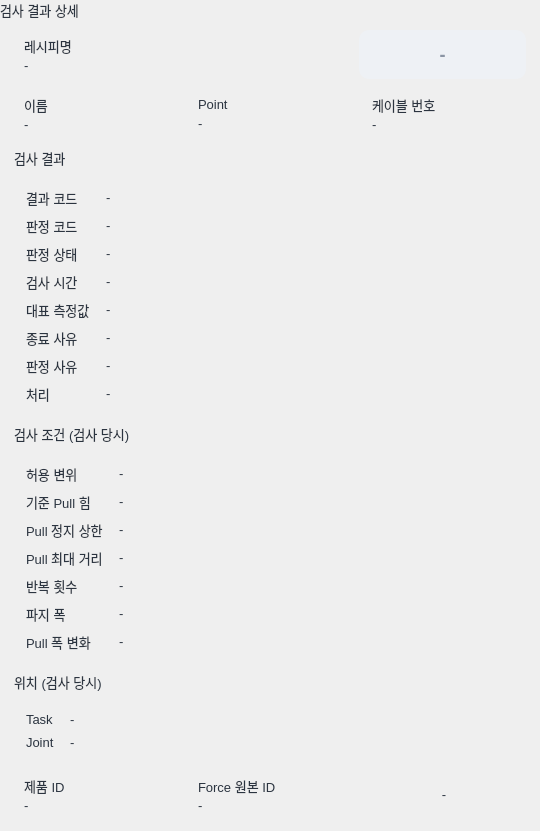
The window that src/cable_hmi/cable_hmi/result_detail_dialog.ui (tkdak2025/ros_ws) describes before a commit, drawn with Qt 5.
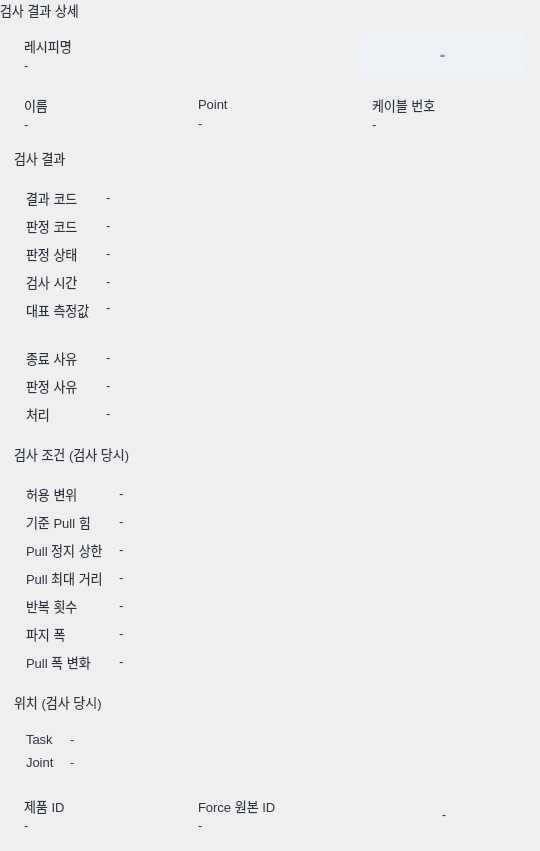
The same window after the commit.

```diff
--- a/src/cable_hmi/cable_hmi/result_detail_dialog.ui
+++ b/src/cable_hmi/cable_hmi/result_detail_dialog.ui
@@ -439,6 +439,15 @@
         </item>
         <item row="4" column="1">
          <widget class="QLabel" name="measuredValue">
+          <property name="minimumSize">
+           <size>
+            <width>0</width>
+            <height>40</height>
+           </size>
+          </property>
+          <property name="alignment">
+           <set>Qt::AlignLeading|Qt::AlignLeft|Qt::AlignTop</set>
+          </property>
           <property name="text">
            <string>-</string>
           </property>
```
